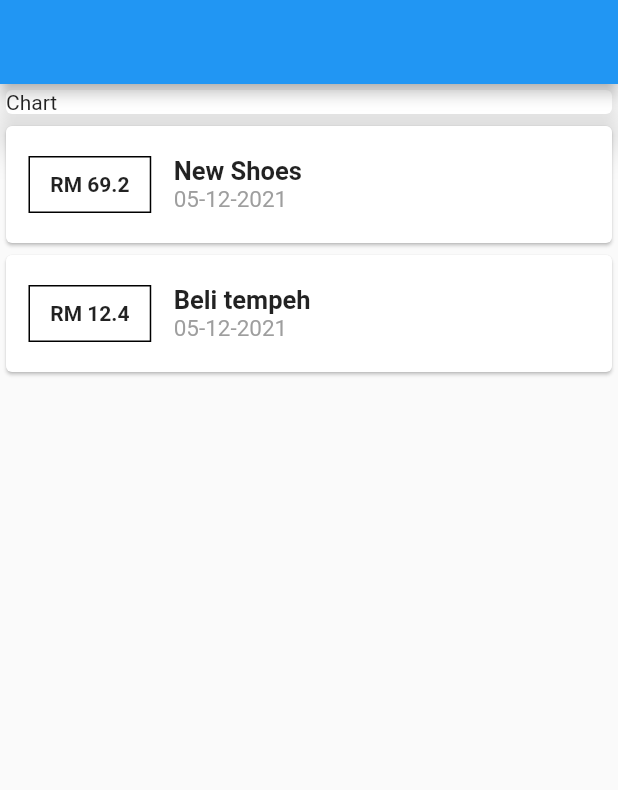
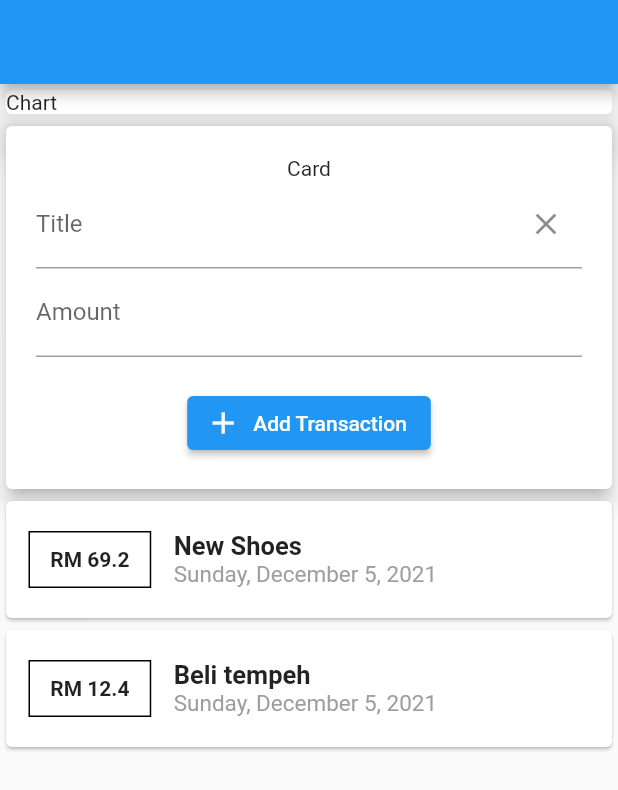
Before and after one commit to walidwazini/Flutter-Totalspense, a Flutter app: the screen it shows after launch, on a phone screen of 412 x 824 dp. Shown: the top 790 px of the screen. Run offline on Flutter 3.47's test engine with Material 2 defaults, Android fonts, the phone set to English and light mode, and no system bars.

Commit message:
text field

```diff
--- a/lib/Screens/HomeScreen.dart
+++ b/lib/Screens/HomeScreen.dart
@@ -19,6 +19,9 @@ class HomeScreen extends StatelessWidget {
     )
   ];
 
+  final _titleController = TextEditingController();
+  final _amountController = TextEditingController();
+
   @override
   Widget build(BuildContext context) {
     return Scaffold(
@@ -35,14 +38,61 @@ class HomeScreen extends StatelessWidget {
                 child: Text('Chart'),
               ),
             ),
+            Card(
+              elevation: 5,
+              child: Container(
+                margin: EdgeInsets.all(20),
+                child: Column(
+                  children: [
+                    Text('Card'),
+                    TextField(
+                      controller: _titleController,
+                      decoration: InputDecoration(
+                        labelText: 'Title',
+                        suffixIcon: IconButton(
+                          icon: Icon(Icons.close),
+                          onPressed: () => _titleController.clear(),
+                        ),
+                      ),
+                      // controller: _titleController,
+                      // onSubmitted: ,
+                    ),
+                    TextField(
+                      controller: _amountController,
+                      keyboardType: TextInputType.number,
+                      decoration: InputDecoration(
+                        labelText: 'Amount',
+                        suffixIcon: _amountController.text.isNotEmpty
+                            ? IconButton(
+                                icon: Icon(Icons.close),
+                                onPressed: () => _amountController.clear(),
+                              )
+                            : Container(
+                                width: 0,
+                                height: 0,
+                              ),
+                      ),
+                    ),
+                    SizedBox(height: 20),
+                    ElevatedButton.icon(
+                      onPressed: () {},
+                      icon: Icon(Icons.add),
+                      label: Text('Add Transaction'),
+                    )
+                  ],
+                ),
+              ),
+            ),
             Column(
               children: transactions.map((tx) {
                 return Card(
                   child: Row(
                     children: [
                       Container(
-                        margin:
-                            EdgeInsets.symmetric(vertical: 20, horizontal: 15),
+                        margin: EdgeInsets.symmetric(
+                          vertical: 20,
+                          horizontal: 15,
+                        ),
                         child: Text(
                           ' RM ${tx.amount.toString()} ',
                           style: TextStyle(fontWeight: FontWeight.bold),
@@ -57,16 +107,13 @@ class HomeScreen extends StatelessWidget {
                             Text(
                               tx.title!,
                               style: TextStyle(
-                                fontWeight: FontWeight.bold,
-                                fontSize: 17
-                              ),
+                                  fontWeight: FontWeight.bold, fontSize: 17),
                             ),
                             Text(
-                              DateFormat('dd-MM-yyyy').format(tx.date),
-                              style: TextStyle(
-                                  color: Colors.grey,
-                                  fontSize: 15
-                              ),
+                              // DateFormat('dd-MM-yyyy').format(tx.date),
+                              DateFormat.yMMMMEEEEd().format(tx.date),
+                              style:
+                                  TextStyle(color: Colors.grey, fontSize: 15),
                             )
                           ],
                           crossAxisAlignment: CrossAxisAlignment.start,
```
Also changed, not shown: lib/Widgets/TxList.dart (added).
